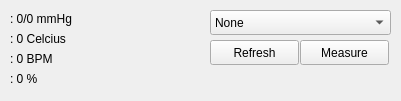
idmaping/covid19tracer, file polektor.ui: the form before one commit.
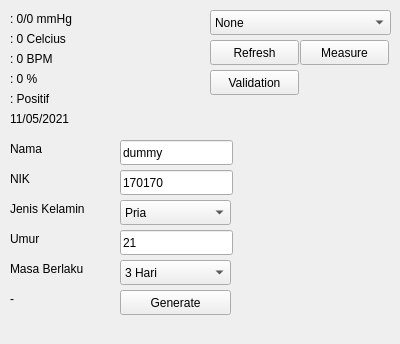
The form after the commit.

Diff of the .ui file:
```diff
--- a/polektor.ui
+++ b/polektor.ui
@@ -6,8 +6,8 @@
    <rect>
     <x>0</x>
     <y>0</y>
-    <width>401</width>
-    <height>101</height>
+    <width>400</width>
+    <height>344</height>
    </rect>
   </property>
   <property name="windowTitle">
@@ -106,6 +106,243 @@
     </property>
    </item>
   </widget>
+  <widget class="QLineEdit" name="in_nama">
+   <property name="geometry">
+    <rect>
+     <x>120</x>
+     <y>140</y>
+     <width>113</width>
+     <height>25</height>
+    </rect>
+   </property>
+   <property name="text">
+    <string>dummy</string>
+   </property>
+  </widget>
+  <widget class="QLineEdit" name="in_nik">
+   <property name="geometry">
+    <rect>
+     <x>120</x>
+     <y>170</y>
+     <width>113</width>
+     <height>25</height>
+    </rect>
+   </property>
+   <property name="text">
+    <string>170170</string>
+   </property>
+  </widget>
+  <widget class="QPushButton" name="btn_generate">
+   <property name="geometry">
+    <rect>
+     <x>120</x>
+     <y>290</y>
+     <width>111</width>
+     <height>25</height>
+    </rect>
+   </property>
+   <property name="text">
+    <string>Generate</string>
+   </property>
+  </widget>
+  <widget class="QLabel" name="lbl_pw">
+   <property name="geometry">
+    <rect>
+     <x>10</x>
+     <y>290</y>
+     <width>101</width>
+     <height>17</height>
+    </rect>
+   </property>
+   <property name="text">
+    <string>-</string>
+   </property>
+  </widget>
+  <widget class="QComboBox" name="cb_kelamin">
+   <property name="geometry">
+    <rect>
+     <x>120</x>
+     <y>200</y>
+     <width>111</width>
+     <height>25</height>
+    </rect>
+   </property>
+   <item>
+    <property name="text">
+     <string>Pria</string>
+    </property>
+   </item>
+   <item>
+    <property name="text">
+     <string>Wanita</string>
+    </property>
+   </item>
+  </widget>
+  <widget class="QLabel" name="label">
+   <property name="geometry">
+    <rect>
+     <x>10</x>
+     <y>140</y>
+     <width>51</width>
+     <height>17</height>
+    </rect>
+   </property>
+   <property name="text">
+    <string>Nama</string>
+   </property>
+  </widget>
+  <widget class="QLabel" name="label_2">
+   <property name="geometry">
+    <rect>
+     <x>10</x>
+     <y>170</y>
+     <width>31</width>
+     <height>17</height>
+    </rect>
+   </property>
+   <property name="text">
+    <string>NIK</string>
+   </property>
+  </widget>
+  <widget class="QLabel" name="label_3">
+   <property name="geometry">
+    <rect>
+     <x>10</x>
+     <y>200</y>
+     <width>101</width>
+     <height>17</height>
+    </rect>
+   </property>
+   <property name="text">
+    <string>Jenis Kelamin</string>
+   </property>
+  </widget>
+  <widget class="QLabel" name="label_4">
+   <property name="geometry">
+    <rect>
+     <x>10</x>
+     <y>260</y>
+     <width>101</width>
+     <height>17</height>
+    </rect>
+   </property>
+   <property name="text">
+    <string>Masa Berlaku</string>
+   </property>
+  </widget>
+  <widget class="QComboBox" name="cb_masaberlaku">
+   <property name="geometry">
+    <rect>
+     <x>120</x>
+     <y>260</y>
+     <width>111</width>
+     <height>25</height>
+    </rect>
+   </property>
+   <property name="currentIndex">
+    <number>2</number>
+   </property>
+   <item>
+    <property name="text">
+     <string>1 Hari</string>
+    </property>
+   </item>
+   <item>
+    <property name="text">
+     <string>2 Hari</string>
+    </property>
+   </item>
+   <item>
+    <property name="text">
+     <string>3 Hari</string>
+    </property>
+   </item>
+   <item>
+    <property name="text">
+     <string>4 Hari</string>
+    </property>
+   </item>
+   <item>
+    <property name="text">
+     <string>5 Hari</string>
+    </property>
+   </item>
+   <item>
+    <property name="text">
+     <string>6 Hari</string>
+    </property>
+   </item>
+   <item>
+    <property name="text">
+     <string>7 Hari</string>
+    </property>
+   </item>
+  </widget>
+  <widget class="QLabel" name="lbl_time">
+   <property name="geometry">
+    <rect>
+     <x>10</x>
+     <y>110</y>
+     <width>221</width>
+     <height>17</height>
+    </rect>
+   </property>
+   <property name="text">
+    <string>11/05/2021</string>
+   </property>
+  </widget>
+  <widget class="QPushButton" name="btn_validation">
+   <property name="geometry">
+    <rect>
+     <x>210</x>
+     <y>70</y>
+     <width>89</width>
+     <height>25</height>
+    </rect>
+   </property>
+   <property name="text">
+    <string>Validation</string>
+   </property>
+  </widget>
+  <widget class="QLineEdit" name="in_umur">
+   <property name="geometry">
+    <rect>
+     <x>120</x>
+     <y>230</y>
+     <width>113</width>
+     <height>25</height>
+    </rect>
+   </property>
+   <property name="text">
+    <string>21</string>
+   </property>
+  </widget>
+  <widget class="QLabel" name="label_5">
+   <property name="geometry">
+    <rect>
+     <x>10</x>
+     <y>230</y>
+     <width>101</width>
+     <height>17</height>
+    </rect>
+   </property>
+   <property name="text">
+    <string>Umur</string>
+   </property>
+  </widget>
+  <widget class="QLabel" name="lbl_kategori">
+   <property name="geometry">
+    <rect>
+     <x>10</x>
+     <y>90</y>
+     <width>67</width>
+     <height>17</height>
+    </rect>
+   </property>
+   <property name="text">
+    <string>: Positif</string>
+   </property>
+  </widget>
  </widget>
  <resources/>
  <connections/>
```
